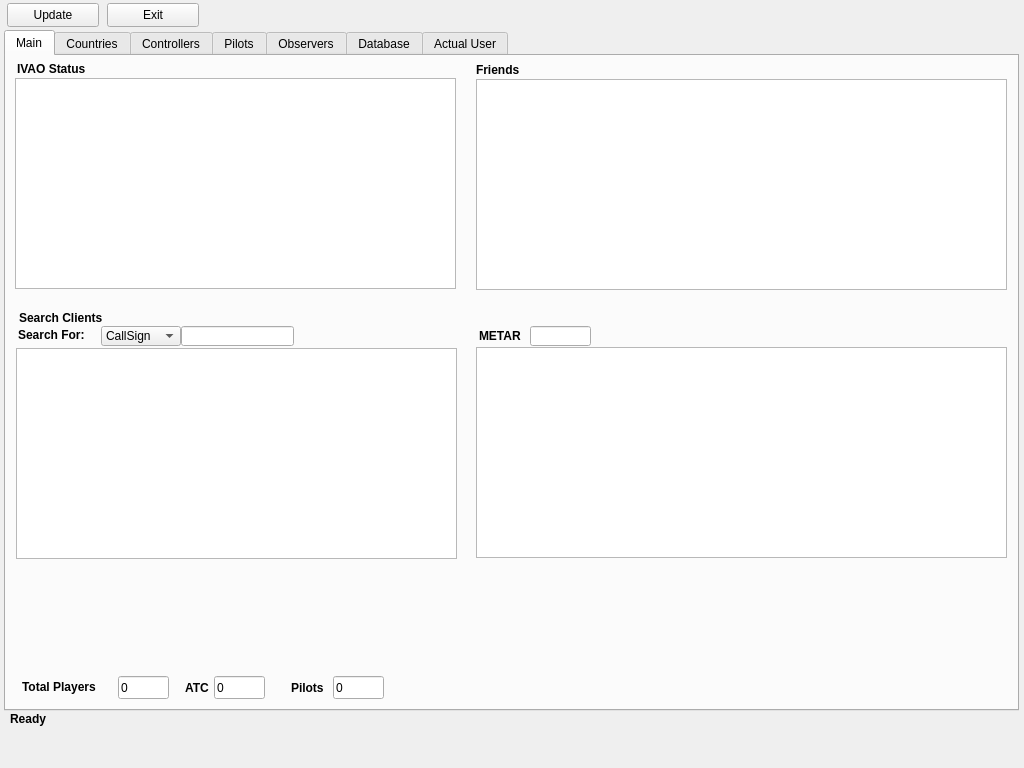
Before: the Qt Designer form QtUI/MainWindow_UI.ui in emper0r/IVAO-status, drawn with Qt 5.
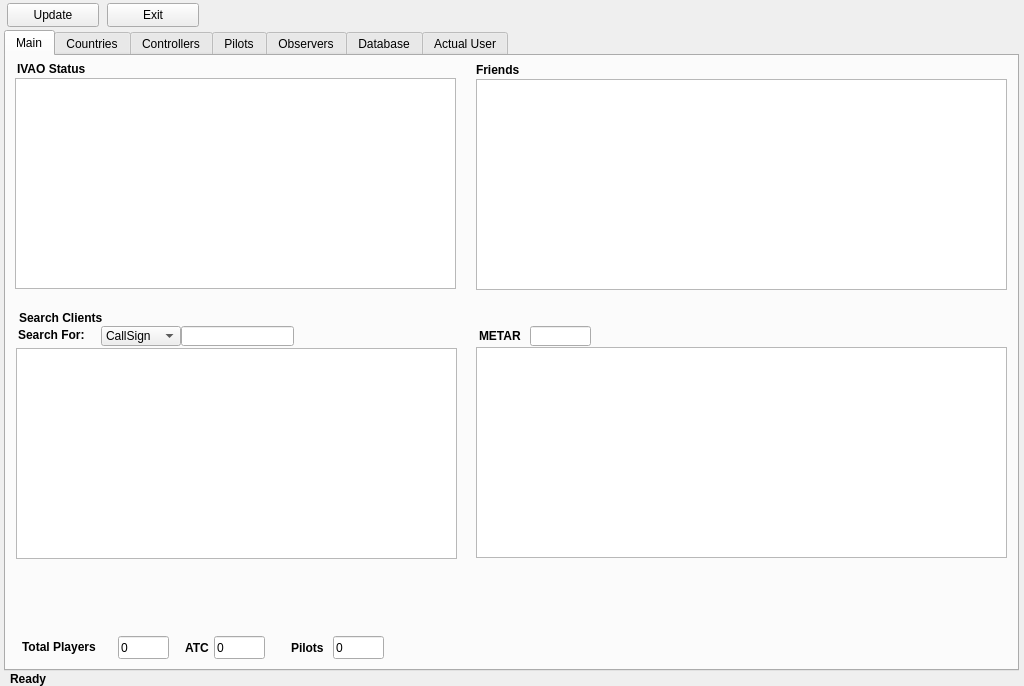
After: the same form once the commit is applied.

Commit message:
* Fixing MainUI to common displays
	+ Fixed Maximize to static Windows

```diff
--- a/QtUI/MainWindow_UI.ui
+++ b/QtUI/MainWindow_UI.ui
@@ -10,7 +10,7 @@
     <x>0</x>
     <y>0</y>
     <width>1024</width>
-    <height>768</height>
+    <height>686</height>
    </rect>
   </property>
   <property name="sizePolicy">
@@ -19,6 +19,18 @@
     <verstretch>0</verstretch>
    </sizepolicy>
   </property>
+  <property name="minimumSize">
+   <size>
+    <width>1024</width>
+    <height>686</height>
+   </size>
+  </property>
+  <property name="maximumSize">
+   <size>
+    <width>1024</width>
+    <height>686</height>
+   </size>
+  </property>
   <property name="cursor">
    <cursorShape>PointingHandCursor</cursorShape>
   </property>
@@ -32,7 +44,7 @@
       <x>4</x>
       <y>30</y>
       <width>1015</width>
-      <height>681</height>
+      <height>641</height>
      </rect>
     </property>
     <property name="cursor">
@@ -52,7 +64,7 @@
       <property name="geometry">
        <rect>
         <x>112</x>
-        <y>620</y>
+        <y>580</y>
         <width>51</width>
         <height>23</height>
        </rect>
@@ -71,7 +83,7 @@
       <property name="geometry">
        <rect>
         <x>208</x>
-        <y>620</y>
+        <y>580</y>
         <width>51</width>
         <height>23</height>
        </rect>
@@ -90,7 +102,7 @@
       <property name="geometry">
        <rect>
         <x>327</x>
-        <y>620</y>
+        <y>580</y>
         <width>51</width>
         <height>23</height>
        </rect>
@@ -106,7 +118,7 @@
       <property name="geometry">
        <rect>
         <x>16</x>
-        <y>621</y>
+        <y>581</y>
         <width>101</width>
         <height>20</height>
        </rect>
@@ -125,7 +137,7 @@
       <property name="geometry">
        <rect>
         <x>179</x>
-        <y>622</y>
+        <y>582</y>
         <width>31</width>
         <height>20</height>
        </rect>
@@ -144,7 +156,7 @@
       <property name="geometry">
        <rect>
         <x>285</x>
-        <y>622</y>
+        <y>582</y>
         <width>41</width>
         <height>20</height>
        </rect>
@@ -690,7 +702,7 @@
     <property name="geometry">
      <rect>
       <x>10</x>
-      <y>711</y>
+      <y>671</y>
       <width>101</width>
       <height>16</height>
      </rect>
```
Left out of the diff: 28 changed lines with no effect on the pictures. The commit also changes 2 other files.
